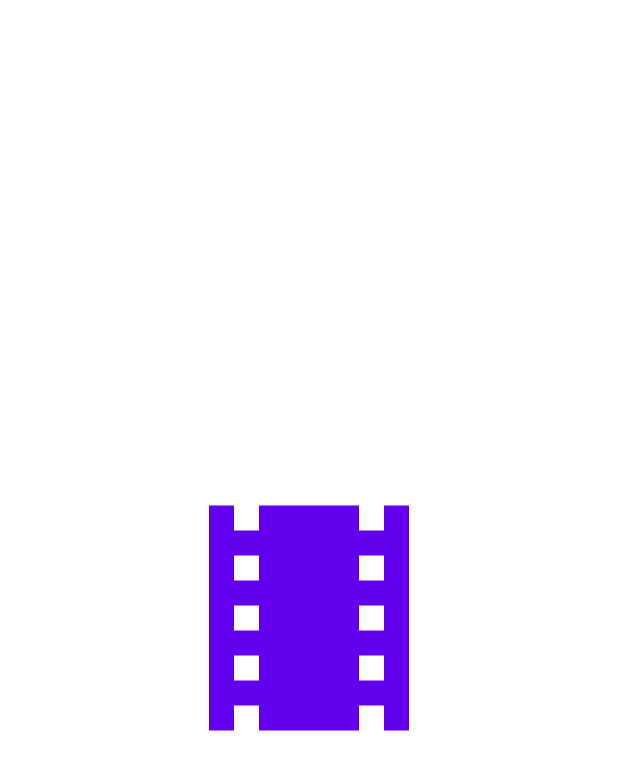
After one commit to jpascasio1993/exam_moviedb, an Android app: the SplashScreen screen opened directly, with no data from a screen before it, on a phone screen of 412 x 824 dp. The commit adds this screen. Shown: the top 770 px of the screen. Run offline under Robolectric (Android 15) with nearby library versions, the phone set to English and light mode, and no system bars.

Commit message:
[UPDATE] added splashscreen

```diff
--- /dev/null
+++ b/app/src/main/java/com/exam/moviedb/SplashScreen.kt
@@ -0,0 +1,32 @@
+package com.exam.moviedb
+
+import android.content.Intent
+import android.os.Build
+import android.os.Bundle
+import android.os.Handler
+import android.os.Looper
+import android.view.WindowInsets
+import android.view.WindowManager
+import androidx.appcompat.app.AppCompatActivity
+
+class SplashScreen : AppCompatActivity() {
+    override fun onCreate(savedInstanceState: Bundle?) {
+        super.onCreate(savedInstanceState)
+        setContentView(R.layout.activity_splash_screen)
+
+        if (Build.VERSION.SDK_INT >= Build.VERSION_CODES.R) {
+            window.insetsController?.hide(WindowInsets.Type.statusBars())
+        } else {
+            window.setFlags(
+                WindowManager.LayoutParams.FLAG_FULLSCREEN,
+                WindowManager.LayoutParams.FLAG_FULLSCREEN
+            )
+        }
+
+        Handler(Looper.getMainLooper()).postDelayed({
+            val intent = Intent(this, MainActivity::class.java)
+            startActivity(intent)
+            finish()
+        }, 3000)
+    }
+}
--- a/app/src/main/java/com/exam/moviedb/ui/movie/MovieItemDetailFragment.kt
+++ b/app/src/main/java/com/exam/moviedb/ui/movie/MovieItemDetailFragment.kt
@@ -45,6 +45,7 @@ class MovieItemDetailFragment : Fragment() {
             .diskCacheStrategy(DiskCacheStrategy.ALL)
             .fitCenter()
             .override(320)
+            .error(R.drawable.ic_baseline_error_24)
             .placeholder(CircularProgressDrawable(context!!).apply {
                 strokeWidth = 5f
                 centerRadius = 30f
--- /dev/null
+++ b/app/src/main/res/drawable/ic_baseline_error_24.xml
@@ -0,0 +1,5 @@
+<vector android:height="24dp" android:tint="#F80E50"
+    android:viewportHeight="24" android:viewportWidth="24"
+    android:width="24dp" xmlns:android="http://schemas.android.com/apk/res/android">
+    <path android:fillColor="@android:color/white" android:pathData="M12,2C6.48,2 2,6.48 2,12s4.48,10 10,10 10,-4.48 10,-10S17.52,2 12,2zM13,17h-2v-2h2v2zM13,13h-2L11,7h2v6z"/>
+</vector>
--- /dev/null
+++ b/app/src/main/res/drawable/ic_baseline_local_movies_24.xml
@@ -0,0 +1,5 @@
+<vector android:height="24dp" android:tint="#6200EE"
+    android:viewportHeight="24" android:viewportWidth="24"
+    android:width="24dp" xmlns:android="http://schemas.android.com/apk/res/android">
+    <path android:fillColor="@android:color/white" android:pathData="M18,3v2h-2L16,3L8,3v2L6,5L6,3L4,3v18h2v-2h2v2h8v-2h2v2h2L20,3h-2zM8,17L6,17v-2h2v2zM8,13L6,13v-2h2v2zM8,9L6,9L6,7h2v2zM18,17h-2v-2h2v2zM18,13h-2v-2h2v2zM18,9h-2L16,7h2v2z"/>
+</vector>
--- /dev/null
+++ b/app/src/main/res/layout/activity_splash_screen.xml
@@ -0,0 +1,21 @@
+<?xml version="1.0" encoding="utf-8"?>
+<androidx.constraintlayout.widget.ConstraintLayout
+    xmlns:android="http://schemas.android.com/apk/res/android"
+    xmlns:app="http://schemas.android.com/apk/res-auto"
+    xmlns:tools="http://schemas.android.com/tools"
+    android:layout_width="match_parent"
+    android:layout_height="match_parent"
+    android:background="#fff"
+    tools:context=".SplashScreen">
+
+    <androidx.appcompat.widget.AppCompatImageView
+        android:id="@+id/SplashScreenImage"
+        android:layout_width="300dp"
+        android:layout_height="200dp"
+        android:src="@drawable/ic_baseline_local_movies_24"
+        app:layout_constraintBottom_toBottomOf="parent"
+        app:layout_constraintLeft_toLeftOf="parent"
+        app:layout_constraintRight_toRightOf="parent"
+        app:layout_constraintTop_toTopOf="parent" />
+
+</androidx.constraintlayout.widget.ConstraintLayout>
--- a/app/src/main/res/layout/item_detail2.xml
+++ b/app/src/main/res/layout/item_detail2.xml
@@ -43,7 +43,7 @@
                     android:id="@+id/item_detail_image_poster"
                     android:layout_width="125dp"
                     android:layout_height="200dp"
-                    android:scaleType="fitXY" />
+                    android:scaleType="fitCenter" />
                 <LinearLayout
                     android:id="@+id/item_detail_rating_parent"
                     android:layout_width="match_parent"
--- a/app/src/main/res/layout/item_list_content.xml
+++ b/app/src/main/res/layout/item_list_content.xml
@@ -11,8 +11,8 @@
         android:layout_width="wrap_content"
         android:layout_height="wrap_content"
         app:cardBackgroundColor="@color/cardview_light_background"
-        app:cardCornerRadius="4dp"
-        app:cardElevation="4dp"
+        app:cardCornerRadius="2dp"
+        app:cardElevation="2dp"
         app:cardPreventCornerOverlap="false"
         tools:ignore="PrivateResource">
 
@@ -20,7 +20,7 @@
             android:id="@+id/id_poster"
             android:layout_width="match_parent"
             android:layout_height="240dp"
-            android:scaleType="fitXY"
+            android:scaleType="fitCenter"
             android:adjustViewBounds="true"/>
 
         <LinearLayout
--- a/app/src/main/res/values/styles.xml
+++ b/app/src/main/res/values/styles.xml
@@ -17,7 +17,6 @@
     <style name="AppTheme.AppBarOverlay" parent="ThemeOverlay.AppCompat.Dark.ActionBar" />
 
     <style name="AppTheme.PopupOverlay" parent="ThemeOverlay.AppCompat.Light" />
-
 <!--    <style name="playFontStyle" parent="Widget.AppCompat.TextView">-->
 <!--        <item name="android:fontFamily">@font/play_font_family</item>-->
 <!--    </style>-->
```
Also changed, not shown: app/src/main/AndroidManifest.xml (+5 -2 lines), app/src/main/java/com/exam/moviedb/ui/movie/adapter/MovieListAdapter.kt (+2 -9 lines).
